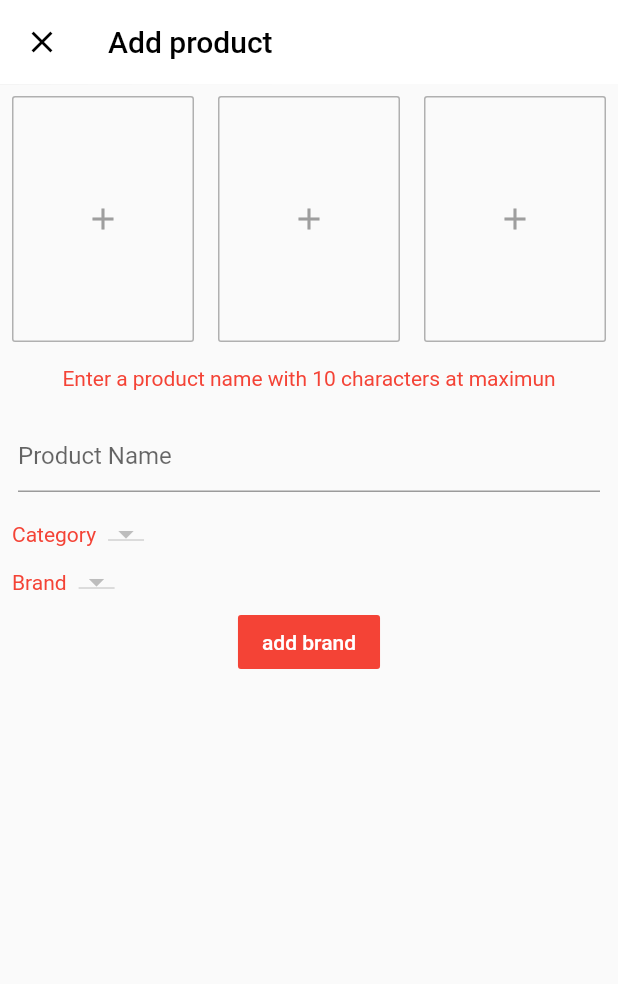
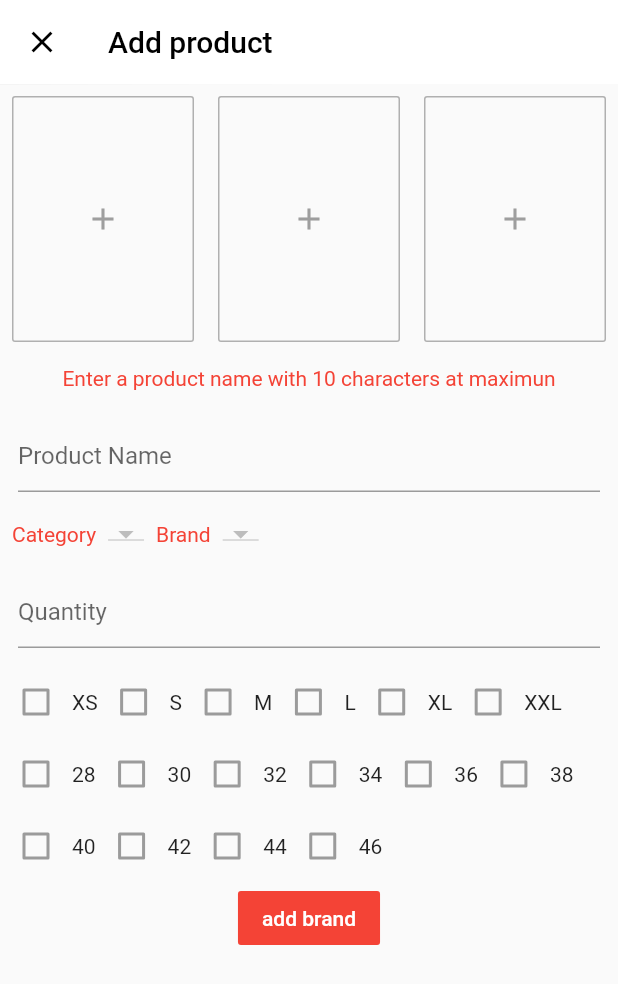
Before and after one commit to tianna1121/flutter_ecom_admin, a Flutter app: the AddProduct screen opened directly, on a phone screen of 412 x 824 dp. Shown: the top 984 px of the screen. Run offline on Flutter 3.47's test engine with Material 2 defaults, Android fonts, the phone set to English and light mode, and no system bars; our stand-ins replace cloud_firestore, flutter_typeahead, fluttertoast, image_picker; accounts and stored records are empty.

Commit message:
add Quantity TextFormField and Size Checkbox.

```diff
--- a/lib/screens/add_product.dart
+++ b/lib/screens/add_product.dart
@@ -181,12 +181,6 @@ class _AddProductState extends State<AddProduct> {
                   onChanged: changeSelectedCategory,
                   value: _currentCategory,
                 ),
-              ],
-            ),
-
-// * Seclect the Brand
-            Row(
-              children: <Widget>[
                 Padding(
                   padding: const EdgeInsets.all(8.0),
                   child: Text(
@@ -199,6 +193,114 @@ class _AddProductState extends State<AddProduct> {
                   onChanged: changeSelectedCategory,
                   value: _currentBrand,
                 ),
+              ],
+            ),
+// * Set The Quantity
+            Padding(
+              padding: const EdgeInsets.all(12.0),
+              child: TextFormField(
+                controller: productNameController,
+                keyboardType: TextInputType.number,
+                decoration: InputDecoration(hintText: 'Quantity'),
+                validator: (value) {
+                  if (value.isEmpty) {
+                    return 'Please input the size';
+                  }
+                },
+              ),
+            ),
+// * Choose the Size
+            Row(
+              children: <Widget>[
+                Checkbox(
+                  value: false,
+                  onChanged: null,
+                ),
+                Text('XS'),
+                Checkbox(
+                  value: false,
+                  onChanged: null,
+                ),
+                Text('S'),
+                Checkbox(
+                  value: false,
+                  onChanged: null,
+                ),
+                Text('M'),
+                Checkbox(
+                  value: false,
+                  onChanged: null,
+                ),
+                Text('L'),
+                Checkbox(
+                  value: false,
+                  onChanged: null,
+                ),
+                Text('XL'),
+                Checkbox(
+                  value: false,
+                  onChanged: null,
+                ),
+                Text('XXL'),
+              ],
+            ),
+// * Choose the Size
+            Row(
+              children: <Widget>[
+                Checkbox(
+                  value: false,
+                  onChanged: null,
+                ),
+                Text('28'),
+                Checkbox(
+                  value: false,
+                  onChanged: null,
+                ),
+                Text('30'),
+                Checkbox(
+                  value: false,
+                  onChanged: null,
+                ),
+                Text('32'),
+                Checkbox(
+                  value: false,
+                  onChanged: null,
+                ),
+                Text('34'),
+                Checkbox(
+                  value: false,
+                  onChanged: null,
+                ),
+                Text('36'),
+                Checkbox(
+                  value: false,
+                  onChanged: null,
+                ),
+                Text('38'),
+              ],
+            ),
+            Row(
+              children: <Widget>[
+                Checkbox(
+                  value: false,
+                  onChanged: null,
+                ),
+                Text('40'),
+                Checkbox(
+                  value: false,
+                  onChanged: null,
+                ),
+                Text('42'),
+                Checkbox(
+                  value: false,
+                  onChanged: null,
+                ),
+                Text('44'),
+                Checkbox(
+                  value: false,
+                  onChanged: null,
+                ),
+                Text('46'),
               ],
             ),
             FlatButton(
```
